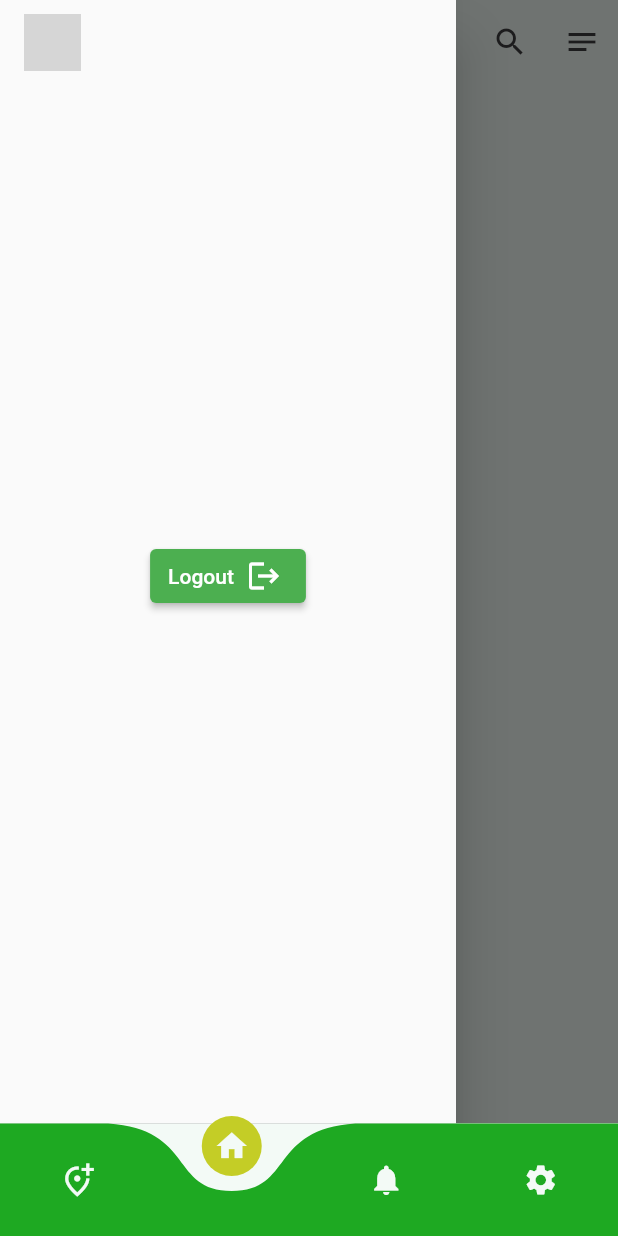
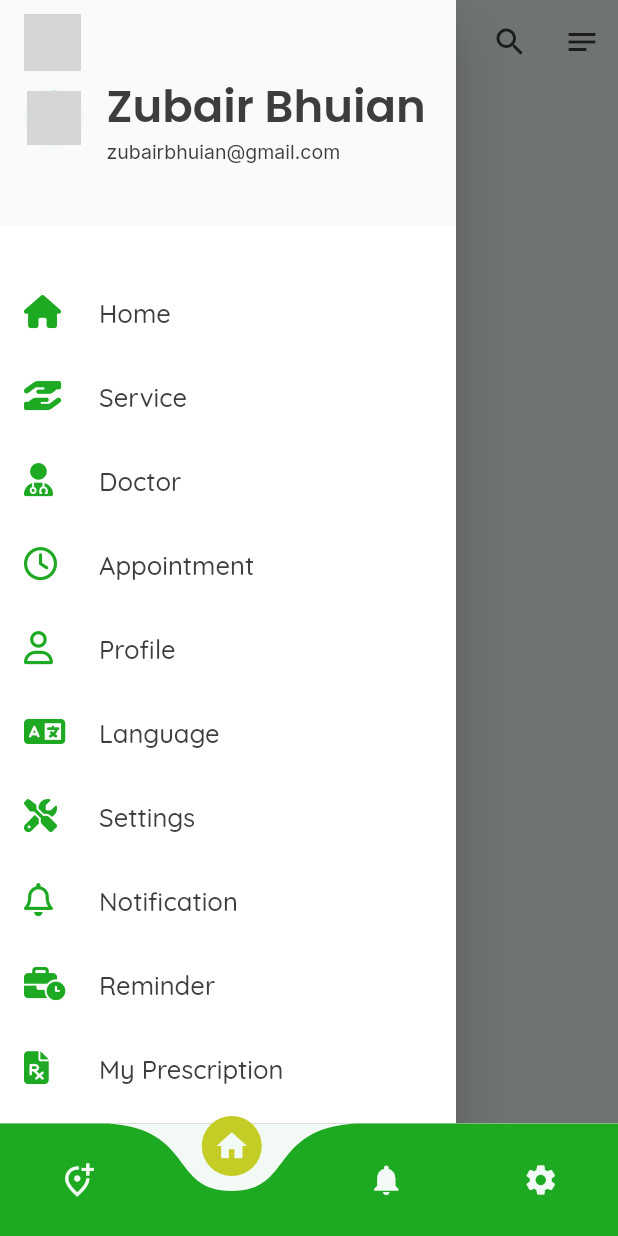
Before and after one commit to zubairbhuian/hospital, a Flutter app: the screen it shows once a user with an empty profile is signed in, with the side drawer open, on a phone screen of 412 x 824 dp. Run offline on Flutter 3.47's test engine with Material 2 defaults, Android fonts, the phone set to English and light mode, and no system bars; drawn by our look-alikes of curved_navigation_bar; our stand-ins replace firebase_auth, firebase_core, flutter_screenutil, font_awesome_flutter, get, google_fonts and 1 more; accounts and stored records are empty; network calls fail; grey boxes are pictures that could not be loaded.

Commit message:
15.6.22.5

```diff
--- a/lib/screens/home_screen.dart
+++ b/lib/screens/home_screen.dart
@@ -1,4 +1,4 @@
-import 'package:firebase_auth/firebase_auth.dart';
+
 import 'package:flutter/material.dart';
 
 import '../utils/app_color.dart';
--- a/lib/widgets/custom_drawer.dart
+++ b/lib/widgets/custom_drawer.dart
@@ -1,39 +1,101 @@
 import 'package:firebase_auth/firebase_auth.dart';
 import 'package:flutter/material.dart';
+import 'package:font_awesome_flutter/font_awesome_flutter.dart';
 import 'package:get/route_manager.dart';
+import 'package:hospital/widgets/drawer/custom_drawer_header.dart';
+import 'package:hospital/widgets/drawer/custom_drawer_item.dart';
 
 import '../screens/introduction_screen.dart';
-import '../utils/app_color.dart';
 
 class CustomDrawer extends StatelessWidget {
   const CustomDrawer({
     Key? key,
   }) : super(key: key);
+
   @override
   Widget build(BuildContext context) {
-    final firebase = FirebaseAuth.instance;
-    final user = firebase.currentUser!;
     return Drawer(
-      child: Column(
-        mainAxisAlignment: MainAxisAlignment.center,
-        children: [
-          Text(
-            user.email!,
-            style: const TextStyle(
-                color: AppColor.green,
-                fontSize: 16,
-                fontWeight: FontWeight.w700),
-          ),
-          ElevatedButton.icon(
-              onPressed: () {
-                firebase.signOut();
+      backgroundColor: Colors.white,
+      child: ListView(children: [
+        const CustomDrawerHeader(),
+        const SizedBox(
+          height: 30,
+        ),
+        CustomDrawerItem(
+            icon: FontAwesomeIcons.house, title: 'Home', onTap: () {}),
+        CustomDrawerItem(
+            icon: FontAwesomeIcons.handHoldingHand,
+            title: 'Service',
+            onTap: () {}),
+        CustomDrawerItem(
+            icon: FontAwesomeIcons.userDoctor, title: 'Doctor', onTap: () {}),
+        CustomDrawerItem(
+            icon: FontAwesomeIcons.clock, title: 'Appointment', onTap: () {}),
+        //  !2nd Section
+        CustomDrawerItem(
+            icon: FontAwesomeIcons.user, title: 'Profile', onTap: () {}),
+        CustomDrawerItem(
+            icon: FontAwesomeIcons.language, title: 'Language', onTap: () {}),
+        CustomDrawerItem(
+            icon: FontAwesomeIcons.screwdriverWrench,
+            title: 'Settings',
+            onTap: () {}),
+        CustomDrawerItem(
+            icon: FontAwesomeIcons.bell, title: 'Notification', onTap: () {}),
+        CustomDrawerItem(
+            icon: FontAwesomeIcons.businessTime,
+            title: 'Reminder',
+            onTap: () {}),
+        CustomDrawerItem(
+            icon: FontAwesomeIcons.filePrescription,
+            title: 'My Prescription',
+            onTap: () {}),
+        //  !#rd Section
+        CustomDrawerItem(
+            icon: FontAwesomeIcons.lock, title: 'Privacy Policy', onTap: () {}),
+        CustomDrawerItem(
+            icon: FontAwesomeIcons.idCardClip,
+            title: 'Terms & Conditions',
+            onTap: () {}),
+        CustomDrawerItem(
+            icon: FontAwesomeIcons.headset, title: 'Contact Us', onTap: () {}),
+        CustomDrawerItem(
+            icon: FontAwesomeIcons.arrowRightFromBracket,
+            title: 'Log Out',
+            onTap: () {
+              FirebaseAuth.instance.signOut();
 
+              if (FirebaseAuth.instance.currentUser == null) {
                 Get.off(() => const IntroScreen());
-              },
-              icon: const Text('Logout'),
-              label: const Icon(Icons.logout))
-        ],
-      ),
+              }
+            }),
+        const SizedBox(
+          height: 30,
+        )
+      ]),
     );
   }
 }
+
+
+
+//  child: Column(
+//         mainAxisAlignment: MainAxisAlignment.center,
+//         children: [
+//           Text(
+//             user.email!,
+//             style: const TextStyle(
+//                 color: AppColor.green,
+//                 fontSize: 16,
+//                 fontWeight: FontWeight.w700),
+//           ),
+//           ElevatedButton.icon(
+//               onPressed: () {
+//                 firebase.signOut();
+
+//                 Get.off(() => const IntroScreen());
+//               },
+//               icon: const Text('Logout'),
+//               label: const Icon(Icons.logout))
+//         ],
+//       ),
--- /dev/null
+++ b/lib/widgets/drawer/custom_drawer_header.dart
@@ -0,0 +1,54 @@
+import 'package:firebase_auth/firebase_auth.dart';
+import 'package:flutter/material.dart';
+import 'package:google_fonts/google_fonts.dart';
+
+import '../../utils/app_color.dart';
+
+class CustomDrawerHeader extends StatelessWidget {
+  const CustomDrawerHeader({Key? key}) : super(key: key);
+
+  @override
+  Widget build(BuildContext context) {
+        String imgUrl =
+        'https://scontent.fdac80-1.fna.fbcdn.net/v/t1.6435-9/123042841_945908579151890_6246602248743437967_n.jpg?_nc_cat=109&ccb=1-7&_nc_sid=09cbfe&_nc_eui2=AeE_H0d-mH39OysN5a0qVKJzONjtsS8E12I42O2xLwTXYuSdhNRxWIyj59WjUrCCHZGS3F2ibpUTzwGM7PXONha2&_nc_ohc=6f0kXyZml64AX9wBu_M&tn=h-uGHsxdg8zHKZc4&_nc_ht=scontent.fdac80-1.fna&oh=00_AT99wrS0nE13_YyuTYIvLy4BwuLBOIZk9lvMoT4pF54a2g&oe=62C913EB';
+    final firebase = FirebaseAuth.instance;
+    final user = firebase.currentUser!;
+    return Container(
+          padding: const EdgeInsets.only(top: 44, bottom: 38),
+          color: const Color(0xffFAFAFA),
+          child: ListTile(
+            horizontalTitleGap: 15,
+            leading: CircleAvatar(
+              // radius: 51,
+              backgroundColor: AppColor.white,
+              child: Padding(
+                padding: const EdgeInsets.all(2),
+                child: CircleAvatar(
+                  backgroundImage: NetworkImage(
+                    imgUrl,
+                  ),
+                ),
+              ),
+            ),
+            title: Text(
+              'Zubair Bhuian',
+              style: GoogleFonts.poppins(
+                textStyle: const TextStyle(
+                    color: AppColor.textColor,
+                    fontSize: 30,
+                    fontWeight: FontWeight.w600),
+              ),
+            ),
+            subtitle: Text(
+              'zubairbhuian@gmail.com',
+              style: GoogleFonts.inter(
+                textStyle: const TextStyle(
+                    color: AppColor.textColor,
+                    fontSize: 13,
+                    fontWeight: FontWeight.w400),
+              ),
+            ),
+          ),
+        );
+  }
+}
--- /dev/null
+++ b/lib/widgets/drawer/custom_drawer_item.dart
@@ -0,0 +1,30 @@
+import 'package:flutter/material.dart';
+import 'package:font_awesome_flutter/font_awesome_flutter.dart';
+import 'package:google_fonts/google_fonts.dart';
+
+import '../../utils/app_color.dart';
+
+class CustomDrawerItem extends StatelessWidget {
+  final String title;
+  final dynamic icon;
+  final VoidCallback onTap;
+  const CustomDrawerItem({required this.icon, required this.title,required this.onTap, Key? key})
+      : super(key: key);
+
+  @override
+  Widget build(BuildContext context) => ListTile(
+        horizontalTitleGap: 10,
+        leading: FaIcon(
+          icon,
+          size: 22,
+          color: AppColor.green,
+        ),
+        selectedTileColor: Colors.red,
+        title: Text(title,
+            style: GoogleFonts.quicksand(
+                textStyle: const TextStyle(color: AppColor.textColor),
+                fontSize: 17,
+                fontWeight: FontWeight.w500)),
+        onTap: onTap,
+      );
+}
```
